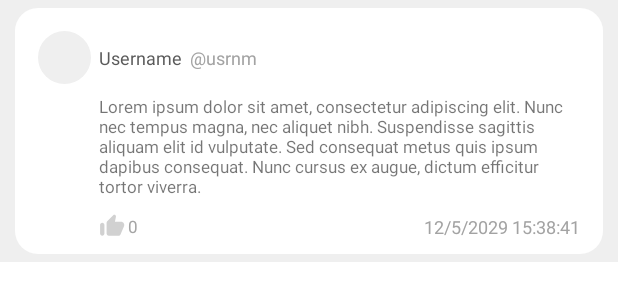
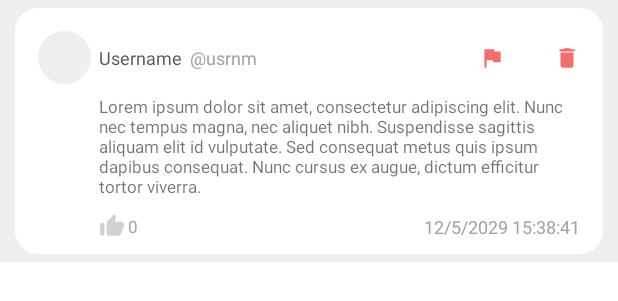
Before and after one commit to Burak-Baylan/My_Goal_Diary, an Android app: the layout layout_comments.xml on its own in the app's theme, with its tools: preview values and no code run, on a phone screen of 412 x 824 dp. Shown: the top 301 px of the screen. Run offline under Robolectric (Android 15) with nearby library versions, the light colour scheme and no system bars; plain views replace RoundedImageView; Roboto replaces fonts that are not available here.

Commit message:
In this version, users can delete own comments and report others comments.

```diff
--- a/app/src/main/java/com/example/mygoaldiary/Creators/BottomSheets/AddPostSheet.kt
+++ b/app/src/main/java/com/example/mygoaldiary/Creators/BottomSheets/AddPostSheet.kt
@@ -98,9 +98,6 @@ class AddPostSheet (val context : Context, val activity : Activity){
                             "ownerUuid" to currentUser.uid,
                             "comment" to commentEdt.text.toString().trim(),
                             "category" to selectedCategory!!,
-                            "likeCount" to 0,
-                            "currentDate" to GetCurrentDate.getDate(),
-                            "currentTime" to GetCurrentDate.getTime(),
                             "timeStamp" to Timestamp.now(),
                             "postId" to postUuid!!,
                             "pushNotify" to true
--- a/app/src/main/java/com/example/mygoaldiary/Views/BottomNavFragments/Home.kt
+++ b/app/src/main/java/com/example/mygoaldiary/Views/BottomNavFragments/Home.kt
@@ -124,6 +124,7 @@ open class Home : Fragment() {
         isSearchOpen = true
         binding.searchLayout.visibility = View.VISIBLE
         binding.homeLinearLayout.visibility = View.GONE
+        binding.searchEditText.requestFocus()
         UIUtil.showKeyboard(requireActivity(), binding.searchEditText)
     }
 
--- a/app/src/main/res/layout/layout_comments.xml
+++ b/app/src/main/res/layout/layout_comments.xml
@@ -22,6 +22,33 @@
         app:layout_constraintStart_toStartOf="parent"
         app:layout_constraintTop_toTopOf="parent"
         app:layout_constraintVertical_bias="1.0">
+
+        <ImageView
+            android:id="@+id/deleteCommentIv"
+            android:layout_width="17dp"
+            android:layout_height="17dp"
+            android:background="?attr/selectableItemBackgroundBorderless"
+            android:src="@drawable/ic_delete_red"
+            android:visibility="invisible"
+            tools:visibility="visible"
+            app:layout_constraintBottom_toBottomOf="@+id/ppIvComment"
+            app:layout_constraintEnd_toEndOf="@+id/commentTvComment"
+            app:layout_constraintTop_toTopOf="@+id/ppIvComment"
+            app:tint="#DAF05454" />
+
+        <ImageView
+            android:id="@+id/reportCommentIv"
+            android:layout_width="17dp"
+            android:layout_height="17dp"
+            android:background="?attr/selectableItemBackgroundBorderless"
+            android:src="@drawable/ic_report_flag"
+            android:visibility="invisible"
+            tools:visibility="visible"
+            android:layout_marginEnd="50dp"
+            app:layout_constraintBottom_toBottomOf="@+id/ppIvComment"
+            app:layout_constraintEnd_toEndOf="@+id/commentTvComment"
+            app:layout_constraintTop_toTopOf="@+id/ppIvComment"
+            app:tint="#DAF05454" />
 
         <de.hdodenhof.circleimageview.CircleImageView
             android:id="@+id/ppIvComment"
--- a/app/src/main/res/values/strings.xml
+++ b/app/src/main/res/values/strings.xml
@@ -141,7 +141,11 @@
 
     <string name="postDeleted">Post deleted.</string>
 
+    <string name="commentDeleted">Comment deleted.</string>
+
     <string name="postCouldntDeleted">Post could not deleted</string>
+
+    <string name="commentCouldntDeleted">Comment could not deleted.</string>
 
     <string name="yourPostLiked">Your Post Liked</string>
 
```
Also changed, not shown: app/src/main/java/com/example/mygoaldiary/Creators/BottomSheets/ReportPostSheet.kt (+45 -15 lines), app/src/main/java/com/example/mygoaldiary/Helpers/SocialHelpers/PostDelete.kt (+19 -3 lines), app/src/main/java/com/example/mygoaldiary/Helpers/SocialHelpers/PostsOptionsMenu.kt (renamed from app/src/main/java/com/example/mygoaldiary/Helpers/SocialHelpers/OptionsMenu.kt, +3 -7 lines), app/src/main/java/com/example/mygoaldiary/RecyclerView/SocialCommentsAdapter.kt (+28 -9 lines), app/src/main/java/com/example/mygoaldiary/RecyclerView/SocialRecyclerViewAdapter.kt (+3 -4 lines), 1 other file.
